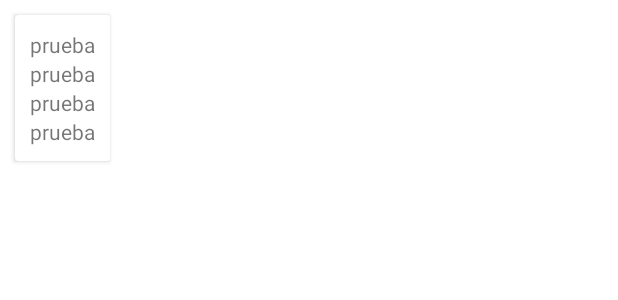
After one commit to ArtielSry/KotlinAndroidApp_WeatherAPI, an Android app: the layout activity_weather_item_layout.xml on its own in the app's theme, with its tools: preview values and no code run, on a phone screen of 412 x 824 dp. The commit adds this screen. Shown: the top 300 px of the screen. Run offline under Robolectric (Android 15) with nearby library versions, the phone set to English and light mode, and no system bars.

```diff
--- a/app/build.gradle.kts
+++ b/app/build.gradle.kts
@@ -64,6 +64,7 @@ dependencies {
     implementation("androidx.core:core-ktx:1.9.0")
     implementation("androidx.appcompat:appcompat:1.6.1")
     implementation("com.google.android.material:material:1.10.0")
+    implementation("androidx.constraintlayout:constraintlayout:2.1.4")
     testImplementation("junit:junit:4.13.2")
     androidTestImplementation("androidx.test.ext:junit:1.1.5")
     androidTestImplementation("androidx.test.espresso:espresso-core:3.5.1")
--- /dev/null
+++ b/app/src/main/res/drawable/border.xml
@@ -0,0 +1,5 @@
+<?xml version="1.0" encoding="utf-8"?>
+<shape xmlns:android="http://schemas.android.com/apk/res/android">
+    <solid android:color="@color/blur" /> <!-- Cambia el color de fondo según tus preferencias -->
+    <corners android:radius="8dp" /> <!-- Ajusta el radio de las esquinas según tus preferencias -->
+</shape>
--- /dev/null
+++ b/app/src/main/res/layout/activity_weather_item_layout.xml
@@ -0,0 +1,36 @@
+<?xml version="1.0" encoding="utf-8"?>
+<androidx.cardview.widget.CardView xmlns:android="http://schemas.android.com/apk/res/android"
+    android:layout_width="wrap_content"
+    android:layout_height="wrap_content"
+    android:layout_margin="10dp"
+    android:background="@drawable/border">
+
+    <LinearLayout
+        android:layout_width="wrap_content"
+        android:layout_height="wrap_content"
+        android:orientation="vertical"
+        android:padding="10dp">
+
+
+        <TextView
+            android:layout_width="match_parent"
+            android:layout_height="match_parent"
+            android:text="prueba" />
+
+        <TextView
+            android:layout_width="match_parent"
+            android:layout_height="match_parent"
+            android:text="prueba" />
+
+        <TextView
+            android:layout_width="match_parent"
+            android:layout_height="match_parent"
+            android:text="prueba" />
+
+        <TextView
+            android:layout_width="match_parent"
+            android:layout_height="match_parent"
+            android:text="prueba" />
+    </LinearLayout>
+
+</androidx.cardview.widget.CardView>
--- a/app/src/main/res/values/colors.xml
+++ b/app/src/main/res/values/colors.xml
@@ -7,6 +7,8 @@
     <color name="teal_200">#FF03DAC5</color>
     <color name="teal_700">#FF018786</color>
 
+    <color name="blur">#2D018786</color>
+
     <color name="black">#FF000000</color>
     <color name="white">#FFFFFFFF</color>
 
```
Also changed, not shown: app/src/main/AndroidManifest.xml (+6 -2 lines), app/src/main/java/com/art/weatherapi/Adapter/WeatherAdapter.kt (added, +24 -0 lines), app/src/main/java/com/art/weatherapi/Adapter/WeatherViewHolder.kt (added, +8 -0 lines), app/src/main/java/com/art/weatherapi/MainActivity.kt (+5 -6 lines), app/src/main/res/layout/activity_main.xml (+40 -36 lines).
